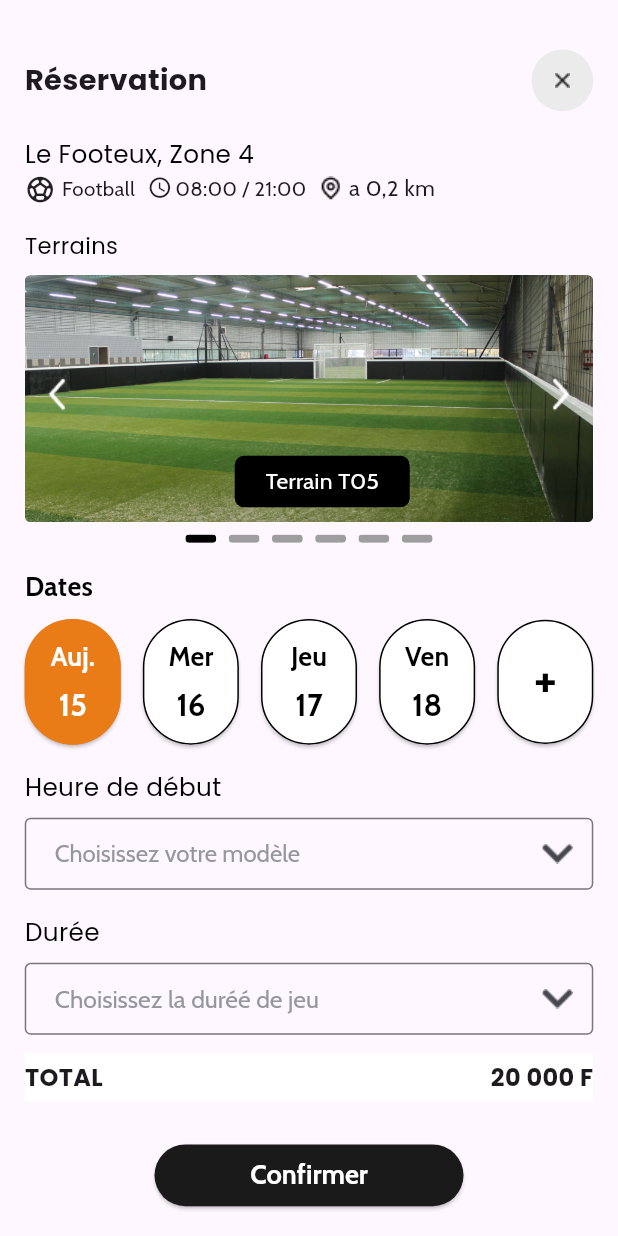
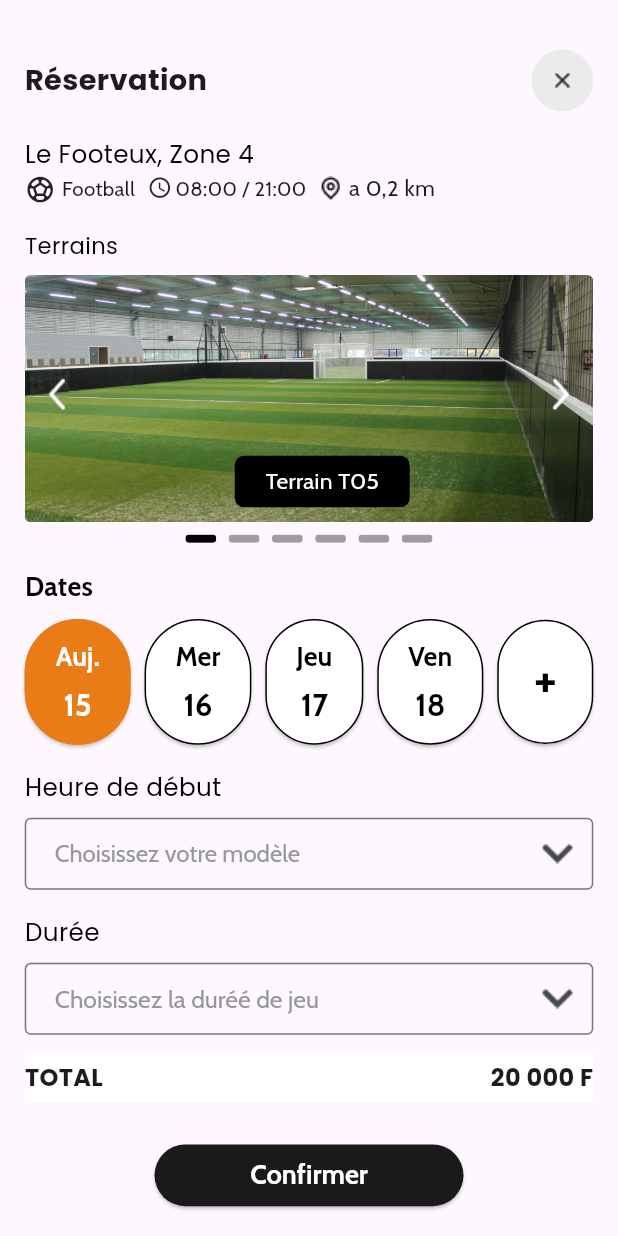
Before and after one commit to kyleerik17/book_it, a Flutter app: the ReservTerrainPage screen opened directly, on a phone screen of 412 x 824 dp. Run offline on Flutter 3.47's test engine with Material 3 defaults, Android fonts, the phone set to English and light mode, and no system bars; our stand-ins replace calendar_date_picker2, flutter_riverpod, flutter_svg, gap, sizer.

Commit message:
suite reservation

```diff
--- a/lib/src/features/Pages/Reservation/reservation_terrain/pages/reservation_terrain_page.dart
+++ b/lib/src/features/Pages/Reservation/reservation_terrain/pages/reservation_terrain_page.dart
@@ -590,7 +590,7 @@ class _ReservTerrainPageState extends State<ReservTerrainPage> {
         side: BorderSide(
           color: isSelected ? const Color(0xFFEA7C17) : Colors.black,
         ),
-        padding: EdgeInsets.symmetric(vertical: 1.5.h, horizontal: 4.w),
+        padding: EdgeInsets.symmetric(vertical: 1.5.h, horizontal: 5.w),
       ),
       onPressed: onPressed,
       child: Column(
```
